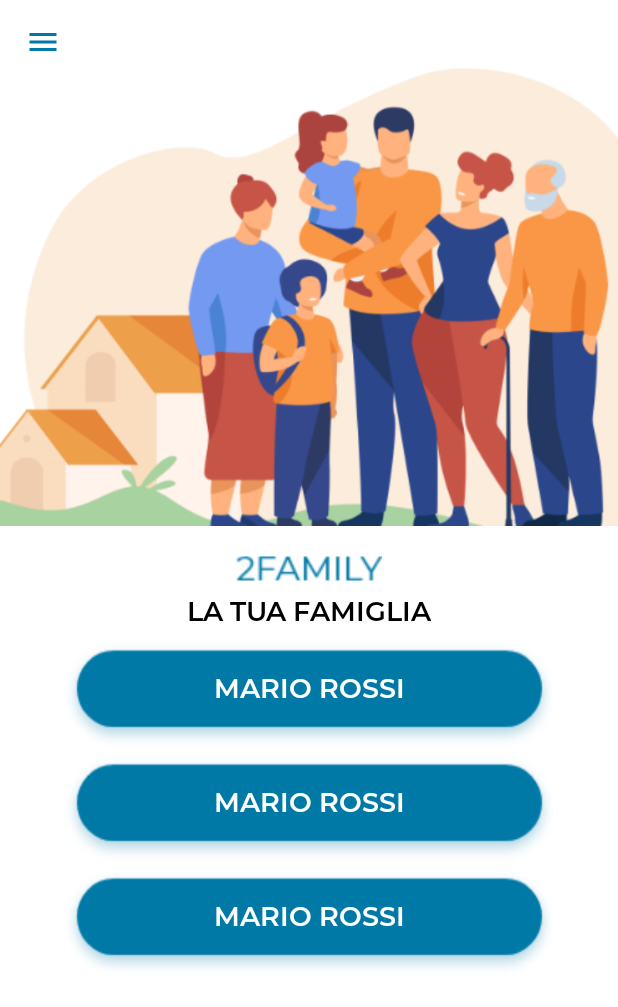
After one commit to TheBrex/2FAMILY, an Android app: the layout activity_group_page.xml on its own in the app's theme, with its tools: preview values and no code run, on a phone screen of 412 x 824 dp. The commit adds this screen. Shown: the top 1007 px of the screen. Run offline under Robolectric (Android 15) with nearby library versions, the light colour scheme and no system bars.

Commit message:
Page Group and id Family and User Saved inside Settings File

```diff
--- a/app/build.gradle
+++ b/app/build.gradle
@@ -45,7 +45,7 @@ dependencies {
     testImplementation 'junit:junit:4.+'
     androidTestImplementation 'androidx.test.ext:junit:1.1.2'
     androidTestImplementation 'androidx.test.espresso:espresso-core:3.3.0'
-
+    implementation 'androidx.preference:preference:1.1.1'
     implementation 'com.mikhaellopez:circularimageview:4.3.0'
 
 }
--- a/app/src/main/AndroidManifest.xml
+++ b/app/src/main/AndroidManifest.xml
@@ -16,6 +16,9 @@
         android:supportsRtl="true"
         android:theme="@style/Theme.2FAMILY">
         <activity
+            android:name=".GroupPageActivity"
+            android:exported="true" />
+        <activity
             android:name=".LoginActivity"
             android:exported="true">
             <intent-filter>
@@ -31,7 +34,6 @@
             android:name=".SignUpActivity"
             android:exported="true"
             android:label="@string/title_activity_sign_up" />
-
     </application>
 
 </manifest>
--- a/app/src/main/java/com/example/a2family/Families/Family.java
+++ b/app/src/main/java/com/example/a2family/Families/Family.java
@@ -19,6 +19,10 @@ public class Family {
     //collection di utenti che compongono la famiglia
     private HashMap<String,User> members = new HashMap<>();
 
+
+    //private HashMap<String, item> shoppingList = new HashMap<>();
+    //private HashMap<String, task> taskList = new HashMap();
+    //private HashMap<String, payment> paymentList = new HashMap<>();
 
 
     public Family(String name, int maxNumberComponents) {
--- /dev/null
+++ b/app/src/main/res/drawable/menu.xml
@@ -0,0 +1,9 @@
+<vector xmlns:android="http://schemas.android.com/apk/res/android"
+    android:width="24dp"
+    android:height="24dp"
+    android:viewportWidth="24"
+    android:viewportHeight="24">
+  <path
+      android:pathData="M21,18L3,18L3,16L21,16v2ZM21,13L3,13L3,11L21,11L21,13ZM21,8L3,8L3,6L21,6L21,8Z"
+      android:fillColor="#0079a7"/>
+</vector>
--- /dev/null
+++ b/app/src/main/res/layout/activity_group_page.xml
@@ -0,0 +1,75 @@
+<?xml version="1.0" encoding="utf-8"?>
+<androidx.constraintlayout.widget.ConstraintLayout xmlns:android="http://schemas.android.com/apk/res/android"
+    xmlns:app="http://schemas.android.com/apk/res-auto"
+    xmlns:tools="http://schemas.android.com/tools"
+    android:layout_width="match_parent"
+    android:layout_height="match_parent"
+    tools:context=".GroupPageActivity">
+
+    <ImageView
+        android:id="@+id/imageView3"
+        android:layout_width="match_parent"
+        android:layout_height="363dp"
+        app:layout_constraintBottom_toBottomOf="parent"
+        app:layout_constraintEnd_toEndOf="parent"
+        app:layout_constraintHorizontal_bias="0.0"
+        app:layout_constraintStart_toStartOf="parent"
+        app:layout_constraintTop_toTopOf="parent"
+        app:layout_constraintVertical_bias="0.0"
+        app:srcCompat="@drawable/family" />
+
+    <ImageView
+        android:id="@+id/imageView4"
+        android:layout_width="wrap_content"
+        android:layout_height="wrap_content"
+        app:layout_constraintBottom_toBottomOf="@+id/imageView3"
+        app:layout_constraintEnd_toEndOf="parent"
+        app:layout_constraintHorizontal_bias="0.043"
+        app:layout_constraintStart_toStartOf="parent"
+        app:layout_constraintTop_toTopOf="parent"
+        app:layout_constraintVertical_bias="0.047"
+        app:srcCompat="@drawable/menu" />
+
+    <ImageView
+        android:id="@+id/imageView6"
+        android:layout_width="97dp"
+        android:layout_height="31dp"
+        android:contentDescription="@string/logo"
+        app:layout_constraintBottom_toBottomOf="parent"
+        app:layout_constraintEnd_toEndOf="parent"
+        app:layout_constraintStart_toStartOf="parent"
+        app:layout_constraintTop_toBottomOf="@+id/imageView3"
+        app:layout_constraintVertical_bias="0.0"
+        app:srcCompat="@drawable/text2"
+        tools:ignore="MissingConstraints" />
+
+    <TextView
+        android:id="@+id/textView2"
+        android:layout_width="wrap_content"
+        android:layout_height="wrap_content"
+        android:fontFamily="@font/montserrat_semibold"
+        android:text="@string/family_desc"
+        android:textColor="@color/black"
+        android:textSize="18dp"
+        app:layout_constraintBottom_toBottomOf="parent"
+        app:layout_constraintEnd_toEndOf="parent"
+        app:layout_constraintStart_toStartOf="parent"
+        app:layout_constraintTop_toBottomOf="@+id/imageView6"
+        app:layout_constraintVertical_bias="0.0" />
+
+    <ListView
+        android:id="@+id/member_list"
+        android:layout_width="match_parent"
+        android:layout_height="662dp"
+        android:layout_marginTop="25dp"
+        android:divider="@null"
+        android:scrollbars="vertical"
+        app:layout_constraintBottom_toBottomOf="parent"
+        app:layout_constraintEnd_toEndOf="parent"
+        app:layout_constraintHorizontal_bias="0.0"
+        app:layout_constraintStart_toStartOf="parent"
+        app:layout_constraintTop_toBottomOf="@+id/textView2"
+        app:layout_constraintVertical_bias="0.06999999"
+        tools:listitem="@layout/list_item" />
+
+</androidx.constraintlayout.widget.ConstraintLayout>
--- /dev/null
+++ b/app/src/main/res/layout/list_item.xml
@@ -0,0 +1,25 @@
+<?xml version="1.0" encoding="utf-8"?>
+<androidx.constraintlayout.widget.ConstraintLayout xmlns:android="http://schemas.android.com/apk/res/android"
+    xmlns:app="http://schemas.android.com/apk/res-auto"
+    xmlns:tools="http://schemas.android.com/tools"
+    android:layout_width="match_parent"
+    android:layout_height="match_parent">
+
+    <TextView
+        android:id="@+id/member_name"
+        android:layout_width="334dp"
+        android:layout_height="76dp"
+        android:background="@drawable/rettangolo_2"
+        android:fontFamily="@font/montserrat_semibold"
+        android:gravity="center"
+        android:paddingBottom="10dp"
+        android:text="MARIO ROSSI"
+        android:textColor="@color/white"
+        android:textSize="18dp"
+        app:layout_constraintBottom_toBottomOf="parent"
+        app:layout_constraintEnd_toEndOf="parent"
+        app:layout_constraintStart_toStartOf="parent"
+        app:layout_constraintTop_toTopOf="parent" />
+
+
+</androidx.constraintlayout.widget.ConstraintLayout>
--- a/app/src/main/res/values/strings.xml
+++ b/app/src/main/res/values/strings.xml
@@ -28,4 +28,5 @@
     <string name="logut">LOGOUT</string>
     <string name="component_number">numero componenti</string>
     <string name="family_code">codice</string>
+    <string name="family_desc">LA TUA FAMIGLIA</string>
 </resources>
```
Also changed, not shown: app/src/main/java/com/example/a2family/GroupPageActivity.java (added, +39 -0 lines), app/src/main/java/com/example/a2family/LoginActivity.java (+15 -4 lines), app/src/main/java/com/example/a2family/MainActivity.java (+65 -7 lines).
